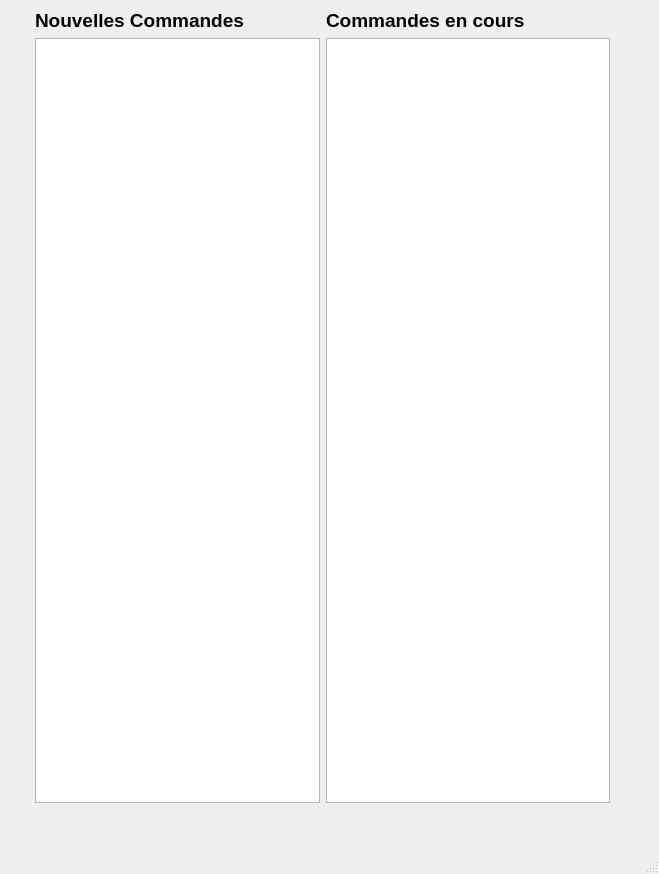
First picture: the form in cuisinexavier.ui, repository ludoovic/AelioooCuisine, before the edit.
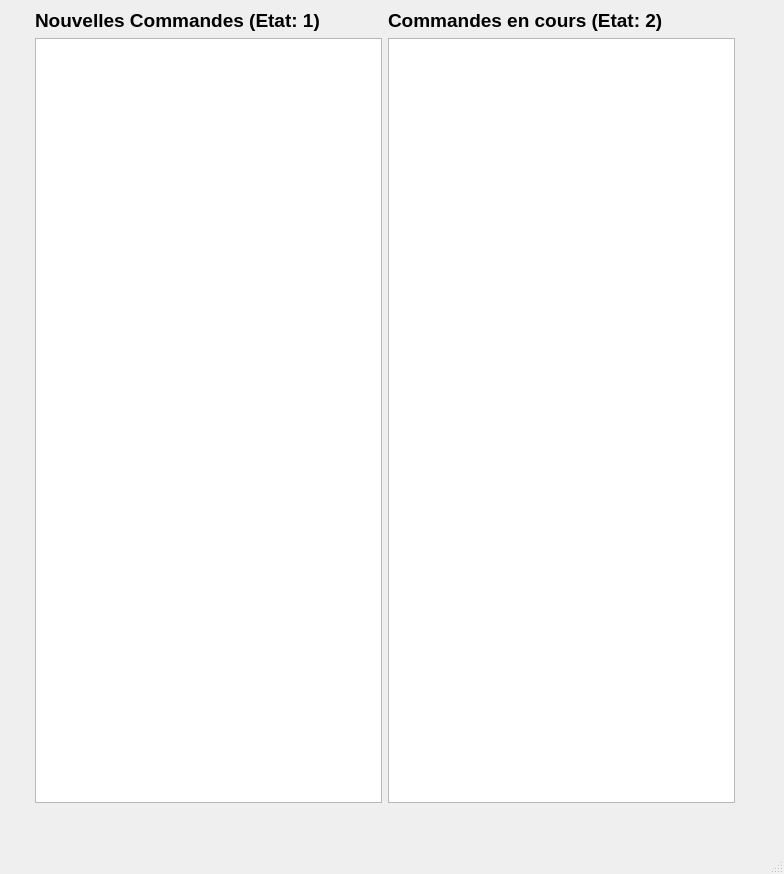
Second picture: the form after the edit. Icons and pictures are not drawn.

```diff
--- a/cuisinexavier.ui
+++ b/cuisinexavier.ui
@@ -6,7 +6,7 @@
    <rect>
     <x>0</x>
     <y>0</y>
-    <width>659</width>
+    <width>784</width>
     <height>874</height>
    </rect>
   </property>
@@ -57,7 +57,7 @@
          </font>
         </property>
         <property name="text">
-         <string>Nouvelles Commandes</string>
+         <string>Nouvelles Commandes (Etat: 1)</string>
         </property>
        </widget>
       </item>
@@ -94,7 +94,7 @@
          </font>
         </property>
         <property name="text">
-         <string>Commandes en cours</string>
+         <string>Commandes en cours (Etat: 2)</string>
         </property>
        </widget>
       </item>
```
Left out of the diff: 2 changed lines with no effect on the pictures.
